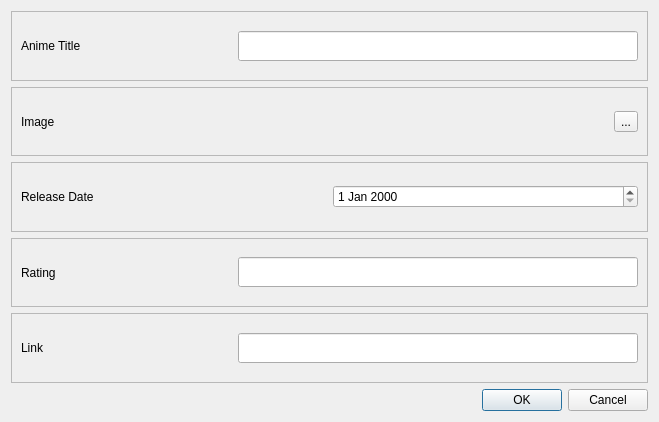
Before: the Qt Designer form ui/edit_dialog.ui in hoahayhoi096/PTI08, drawn with Qt 5.
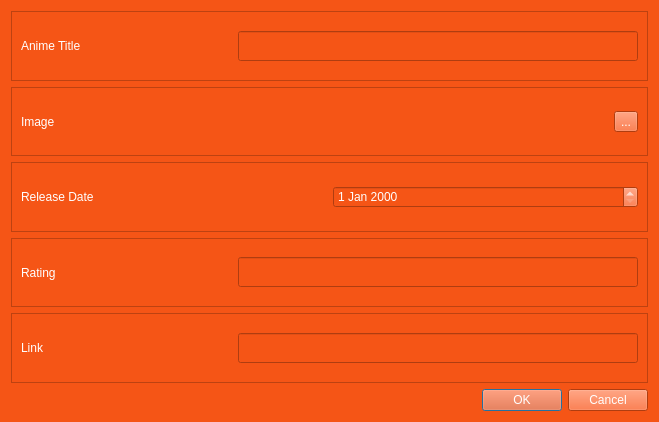
After: the same form once the commit is applied.

Commit message: design home page - add/edit page

Patch:
```diff
--- a/ui/edit_dialog.ui
+++ b/ui/edit_dialog.ui
@@ -13,6 +13,10 @@
   <property name="windowTitle">
    <string>Dialog</string>
   </property>
+  <property name="styleSheet">
+   <string notr="true">background-color: #f55516;
+color: white;</string>
+  </property>
   <layout class="QVBoxLayout" name="verticalLayout">
    <item>
     <widget class="QFrame" name="frame">
```
The commit also changes 7 other files.
